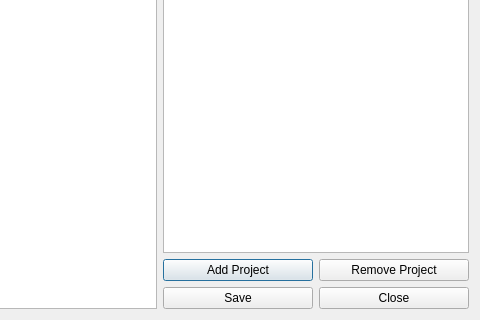
Qt form MultiPrjWs/src/multiprjws_config.ui (neoluxis/zju_FEMApp) before a commit; both pictures show x 160 to 640 and y 160 to 480 of the 640 by 480 pixel window.
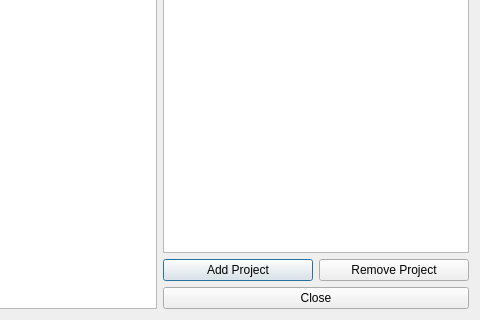
The same form after that commit.

The edit to the form file:
```diff
--- a/MultiPrjWs/src/multiprjws_config.ui
+++ b/MultiPrjWs/src/multiprjws_config.ui
@@ -71,13 +71,6 @@
      </item>
    <item row="7" column="1">
         <layout class="QHBoxLayout" name="hboxBottomBtns">
-         <item>
-            <widget class="QPushButton" name="btnSave">
-             <property name="text">
-                <string>Save</string>
-             </property>
-            </widget>
-         </item>
          <item>
             <widget class="QPushButton" name="btnClose">
              <property name="text">
```
